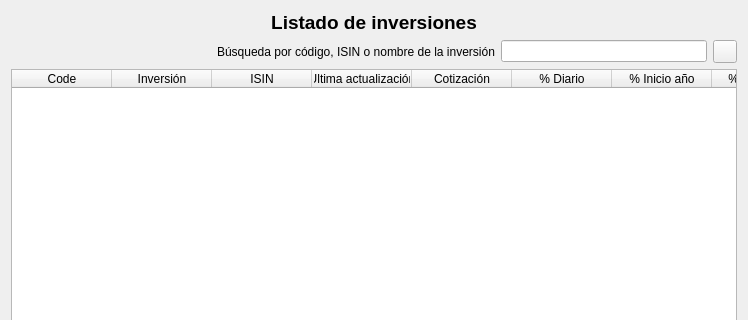
Old version of the form ui/wdgInversionesMS.ui in the repository turulomio/xulpymoney; both pictures show x 0 to 748 and y 0 to 320 of the 748 by 516 pixel window.
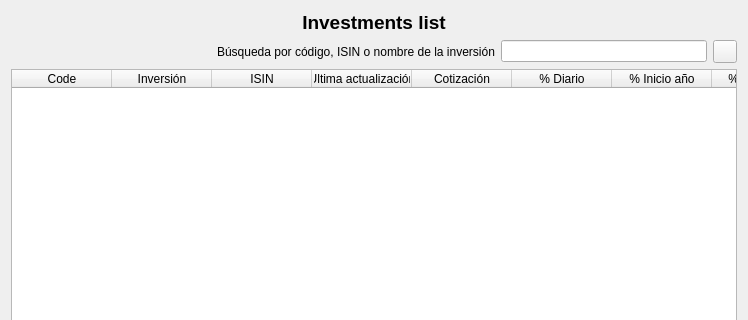
New version of the form. Icons and pictures are not drawn. Custom widgets are drawn as their Qt base class.

```diff
--- a/ui/wdgInversionesMS.ui
+++ b/ui/wdgInversionesMS.ui
@@ -26,7 +26,7 @@
         </font>
        </property>
        <property name="text">
-        <string>Listado de inversiones</string>
+        <string>Investments list</string>
        </property>
        <property name="alignment">
         <set>Qt::AlignCenter</set>
```
